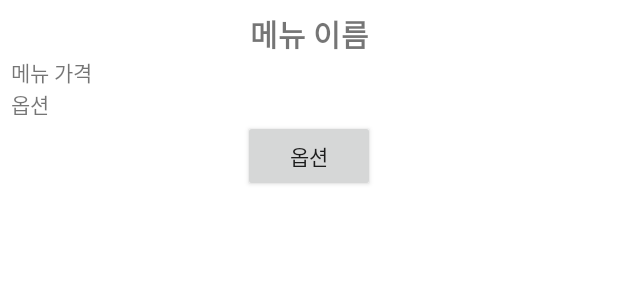
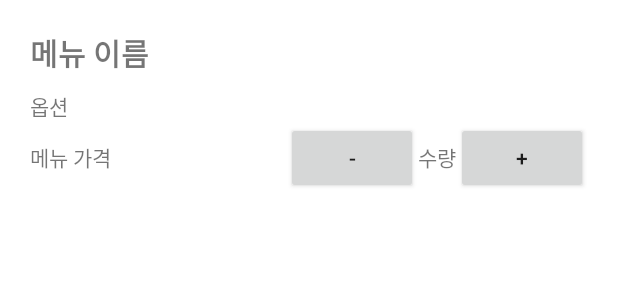
Before and after one commit to xxjo99/Capstone-Design-Android, an Android app: the layout item_order_list.xml on its own in the app's theme, with its tools: preview values and no code run, on a phone screen of 412 x 824 dp. Shown: the top 300 px of the screen. Run offline under Robolectric (Android 15) with nearby library versions, the phone set to English and light mode, and no system bars.

Commit message:
order update

```diff
--- a/app/src/main/java/com/delivery/mydelivery/order/OrderApi.java
+++ b/app/src/main/java/com/delivery/mydelivery/order/OrderApi.java
@@ -22,4 +22,7 @@ public interface OrderApi {
     // 장바구니에 담긴 메뉴 가져옴
     @GET("/order/getOrderList/{userId}")
     Call<List<OrderVO>> getOrderList(@Path("userId") int userId);
+
+    @GET("/order/contentNameList/{contentIdList}")
+    Call<List<String>> getContentNameList(@Path("contentIdList") String contentIdList);
 }
--- a/app/src/main/java/com/delivery/mydelivery/retrofit/RetrofitService.java
+++ b/app/src/main/java/com/delivery/mydelivery/retrofit/RetrofitService.java
@@ -1,6 +1,7 @@
 package com.delivery.mydelivery.retrofit;
 
 import com.google.gson.Gson;
+import com.google.gson.GsonBuilder;
 
 import retrofit2.Retrofit;
 import retrofit2.converter.gson.GsonConverterFactory;
@@ -17,9 +18,11 @@ public class RetrofitService {
 
     // 레트로핏 설정
     public void init() {
+        Gson gson = new GsonBuilder().setLenient().create();
+
         retrofit = new Retrofit.Builder()
                 .baseUrl("http://1.254.120.139:50000") // 주소
-                .addConverterFactory(GsonConverterFactory.create(new Gson()))
+                .addConverterFactory(GsonConverterFactory.create(gson))
                 .build();
     }
 
--- a/app/src/main/res/layout/item_order_list.xml
+++ b/app/src/main/res/layout/item_order_list.xml
@@ -2,63 +2,60 @@
 <LinearLayout xmlns:android="http://schemas.android.com/apk/res/android"
     android:layout_width="match_parent"
     android:layout_height="wrap_content"
-    android:layout_margin="7dp"
+    android:layout_margin="20dp"
     android:orientation="vertical">
 
     <TextView
         android:id="@+id/menuNameTV"
         android:layout_width="match_parent"
         android:layout_height="wrap_content"
+        android:layout_marginBottom="10dp"
         android:fontFamily="@font/bmjua_font"
-        android:gravity="center"
         android:text="@string/menuName"
         android:textSize="20sp"
         android:textStyle="bold" />
+
+    <TextView
+        android:id="@+id/optionListTV"
+        android:layout_width="match_parent"
+        android:layout_height="wrap_content"
+        android:fontFamily="@font/bmjua_font"
+        android:text="@string/option" />
 
     <LinearLayout
         android:layout_width="match_parent"
         android:layout_height="wrap_content"
         android:orientation="horizontal">
 
-        <ImageView
-            android:id="@+id/menuIV"
-            android:layout_width="wrap_content"
-            android:layout_height="wrap_content" />
-
-        <LinearLayout
-            android:layout_width="match_parent"
-            android:layout_height="wrap_content"
-            android:orientation="vertical">
-
-            <TextView
-                android:id="@+id/menuPriceTV"
-                android:layout_width="match_parent"
-                android:layout_height="wrap_content"
-                android:fontFamily="@font/bmjua_font"
-                android:text="@string/menuPrice" />
-
-            <TextView
-                android:id="@+id/optionTV"
-                android:layout_width="match_parent"
-                android:layout_height="wrap_content"
-                android:fontFamily="@font/bmjua_font"
-                android:text="@string/option" />
-
-        </LinearLayout>
-
-    </LinearLayout>
-
-    <LinearLayout
-        android:layout_width="match_parent"
-        android:layout_height="wrap_content"
-        android:gravity="center"
-        android:orientation="horizontal">
-
-        <Button
+        <TextView
+            android:id="@+id/menuPriceTV"
             android:layout_width="wrap_content"
             android:layout_height="wrap_content"
             android:fontFamily="@font/bmjua_font"
-            android:text="@string/option" />
+            android:text="@string/menuPrice" />
+
+        <View
+            android:layout_width="0dp"
+            android:layout_height="0dp"
+            android:layout_weight="1" />
+
+        <Button
+            android:id="@+id/decreaseBtn"
+            android:layout_width="wrap_content"
+            android:layout_height="wrap_content"
+            android:text="-" />
+
+        <TextView
+            android:id="@+id/amountTV"
+            android:layout_width="wrap_content"
+            android:layout_height="wrap_content"
+            android:text="@string/amount" />
+
+        <Button
+            android:id="@+id/increaseBtn"
+            android:layout_width="wrap_content"
+            android:layout_height="wrap_content"
+            android:text="+" />
 
     </LinearLayout>
 
--- a/app/src/main/res/values/strings.xml
+++ b/app/src/main/res/values/strings.xml
@@ -61,8 +61,9 @@
     <string name="optionName">옵션이름</string>
     <string name="option">옵션</string>
     <string name="optionPrice">옵션가격</string>
-    <string name="foodAmount">수량</string>
+    <string name="amount">수량</string>
     <string name="addMenu">장바구니에 담기</string>
 
+    <string name="changeOption">옵션 변경</string>
 
 </resources>
```
Also changed, not shown: app/src/main/java/com/delivery/mydelivery/menu/MenuApi.java (+3 -4 lines), app/src/main/java/com/delivery/mydelivery/order/OrderListActivity.java (+6 -2 lines), app/src/main/java/com/delivery/mydelivery/order/OrderListAdapter.java (+104 -6 lines), app/src/main/res/layout/activity_order_list.xml (+27 -4 lines).
